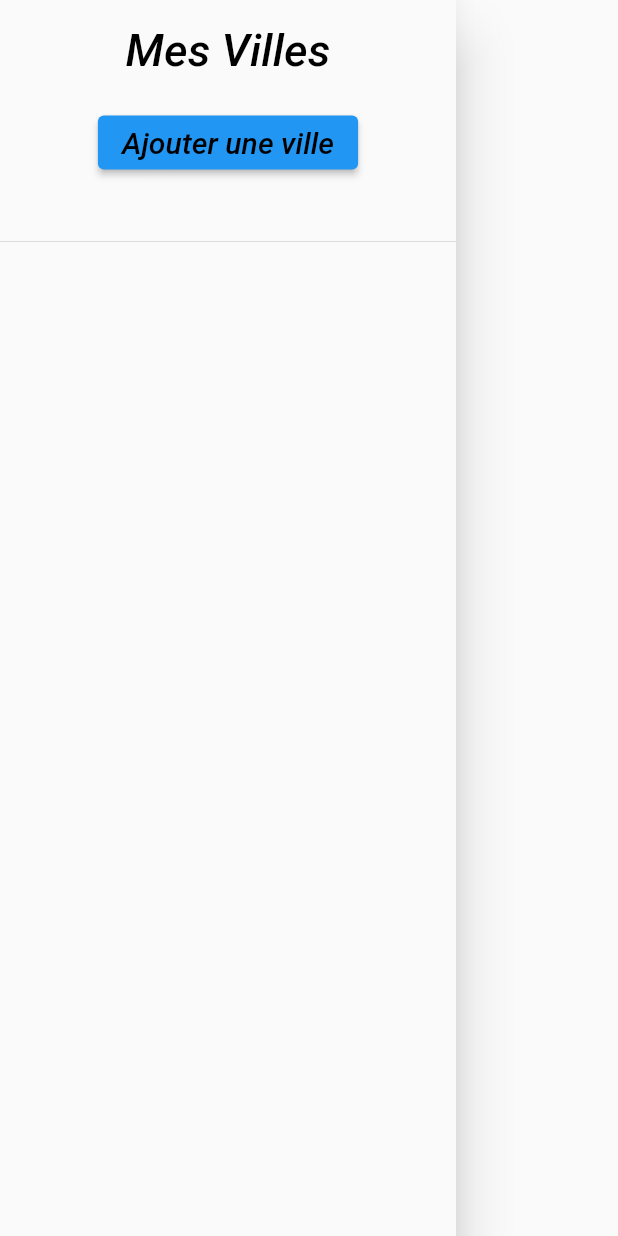
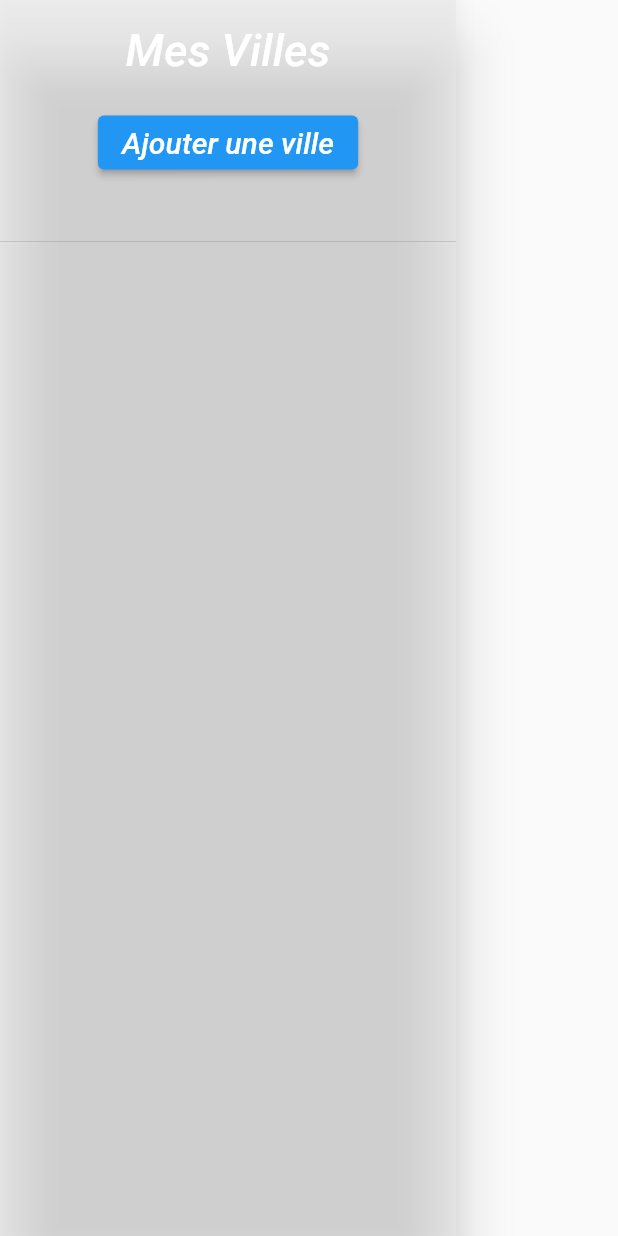
Before and after one commit to Ayatooo/Weather-app, a Flutter app: the NavDrawer widget shown alone on an empty page, opened directly, after a tap on "Ajouter une ville", on a phone screen of 412 x 824 dp. Run offline on Flutter 3.47's test engine with Material 2 defaults, Android fonts, the phone set to English and light mode, and no system bars; our stand-ins replace sqflite, weather_icons; missing offline and left inert: prompt_dialog; accounts and stored records are empty; network calls fail.

Commit message:
:zap: color changed

```diff
--- a/lib/api/api.dart
+++ b/lib/api/api.dart
@@ -5,7 +5,7 @@ import 'package:app/models/weekWeather.dart';
 import 'package:http/http.dart' as http;
 
 Future<TodayWeatherData> fetchWeatherToday(String city) async {
-  const apiKey = '856822fd8e22db5e1ba48c0e7d69844a';
+  const apiKey = 'eee2274aa84d42b8445b93f8bf9f8d72';
   String url =
       'https://api.openweathermap.org/data/2.5/weather?q=$city&appid=$apiKey&units=metric';
   final response = await http.get(Uri.parse(url));
@@ -17,7 +17,7 @@ Future<TodayWeatherData> fetchWeatherToday(String city) async {
 }
 
 Future<WeekWeatherData> fetchWeatherWeek(double lat, double lon) async {
-  const apiKey = '856822fd8e22db5e1ba48c0e7d69844a';
+  const apiKey = 'eee2274aa84d42b8445b93f8bf9f8d72';
   String url =
       'https://api.openweathermap.org/data/2.5/onecall?lat=$lat&lon=$lon&exclude=current,hourly,minutely,alerts&units=metric&appid=$apiKey';
   final response = await http.get(Uri.parse(url));
--- a/lib/models/weekWeather.dart
+++ b/lib/models/weekWeather.dart
@@ -163,9 +163,7 @@ class FeelsLike {
 
   FeelsLike({this.day, this.night, this.eve, this.morn});
 
-  FeelsLike.fromJson(Map<String, dynamic> json) {
-    day = json['day'];
-  }
+  FeelsLike.fromJson(Map<String, dynamic> json) {}
 
   Map<String, dynamic> toJson() {
     final Map<String, dynamic> data = new Map<String, dynamic>();
--- a/lib/widgets/navDrawer.dart
+++ b/lib/widgets/navDrawer.dart
@@ -33,6 +33,7 @@ class NavDrawer extends StatelessWidget {
   @override
   Widget build(BuildContext context) {
     return Drawer(
+      backgroundColor: Color.fromARGB(133, 232, 230, 230),
       child: ListView(
         padding: EdgeInsets.zero,
         children: <Widget>[
@@ -40,10 +41,10 @@ class NavDrawer extends StatelessWidget {
               child: Center(
                   child: Column(
             children: [
-              Text(
+              const Text(
                 'Mes Villes',
                 style: TextStyle(
-                    color: Colors.black,
+                    color: Color.fromARGB(255, 255, 255, 255),
                     fontSize: 30,
                     fontStyle: FontStyle.italic),
                 textAlign: TextAlign.center,
@@ -59,18 +60,21 @@ class NavDrawer extends StatelessWidget {
                           cities.add(City(name: value));
                         });
 
-                        // Update the list of cities
                         getCities();
 
-                        // Update the list of cities in the app
-                        Navigator.pop(context);
+                        Navigator.push(
+                            context,
+                            MaterialPageRoute(
+                                builder: (context) => MyHomePage(
+                                      title: value,
+                                    )));
                       }
                     });
                   },
-                  child: Text(
+                  child: const Text(
                     'Ajouter une ville',
                     style: TextStyle(
-                        color: Colors.black,
+                        color: Color.fromARGB(255, 255, 255, 255),
                         fontSize: 20,
                         fontStyle: FontStyle.italic),
                   )),
@@ -87,6 +91,7 @@ class NavDrawer extends StatelessWidget {
                   //print all the cities in the database
                   cities[index].name,
                 ),
+                textColor: Colors.white,
                 onTap: () {
                   Navigator.pop(context);
                   Navigator.push(
@@ -100,7 +105,10 @@ class NavDrawer extends StatelessWidget {
                 },
                 //create a button that will delete the city from the database with the city name
                 trailing: IconButton(
-                  icon: Icon(Icons.delete),
+                  icon: Icon(
+                    Icons.delete,
+                    color: Colors.white,
+                  ),
                   onPressed: () {
                     //delete the city from the database
                     DatabaseHandler handler = DatabaseHandler();
@@ -108,6 +116,14 @@ class NavDrawer extends StatelessWidget {
                       //update the list of cities
                       getCities();
                     });
+
+                    //go to the home page with the first city in the database in title
+                    Navigator.push(
+                        context,
+                        MaterialPageRoute(
+                            builder: (context) => MyHomePage(
+                                  title: cities[0].name,
+                                )));
                   },
                 ),
               );
```
